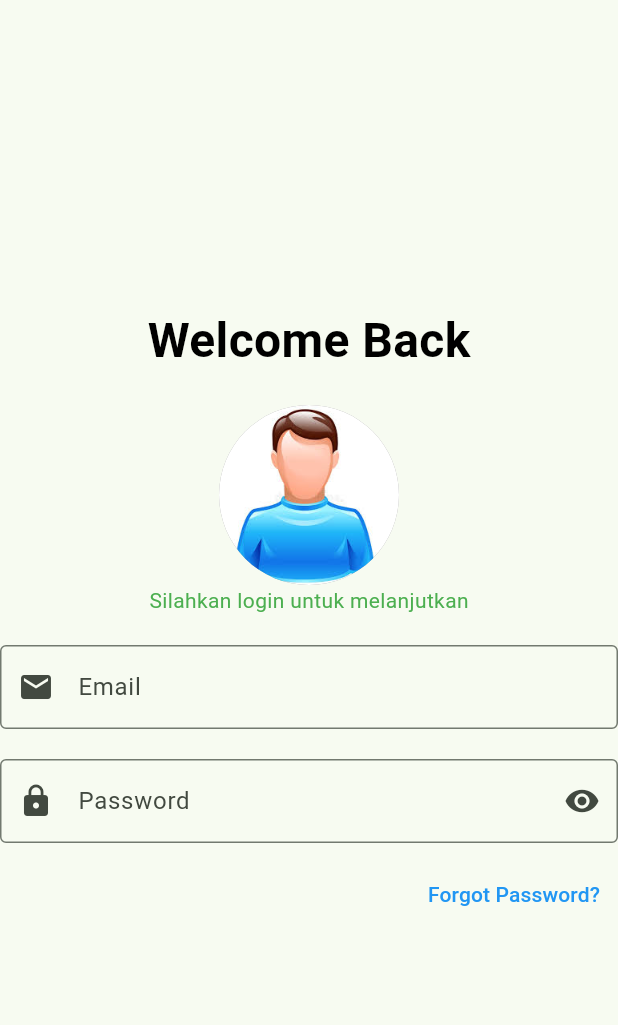
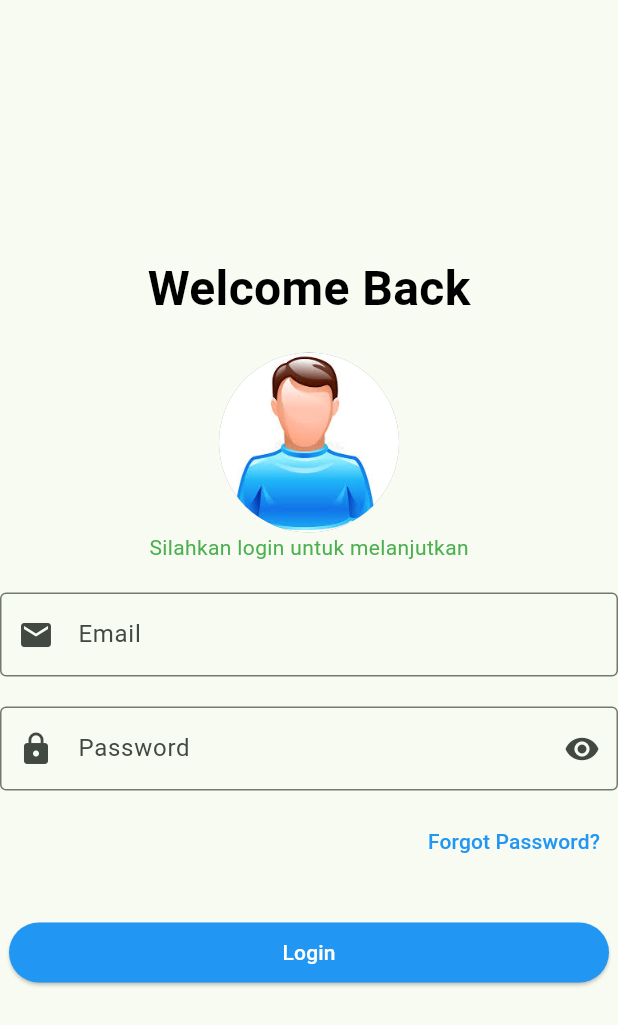
Before and after one commit to muhamadayeshaaulia/muhamadayeshaaulia_1123150188_uts, a Flutter app: the MyLogin screen opened directly, on a phone screen of 412 x 824 dp. Shown: the top 1025 px of the screen. Run offline on Flutter 3.47's test engine with Material 3 defaults, Android fonts, the light colour scheme and no system bars.

Commit message:
membuat eleved button untuk login

```diff
--- a/lib/screen/login.dart
+++ b/lib/screen/login.dart
@@ -77,6 +77,16 @@ class MyLogin extends StatelessWidget {
               ),
             ),
           ),
+           SizedBox(height: 30),
+          Container(
+            height: 40,
+            width: 400,
+            child: ElevatedButton(
+              onPressed: () {},
+              style: ElevatedButton.styleFrom(backgroundColor: Colors.blue),
+              child: Text("Login", style: TextStyle(color: Colors.white)),
+            ),
+          ),
         ],
       ),
     );
```
